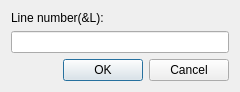
sharkpp/hspide, file hspide/jumpdialog.ui: the form before one commit.
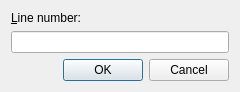
The form after the commit.

```diff
--- a/hspide/jumpdialog.ui
+++ b/hspide/jumpdialog.ui
@@ -32,7 +32,10 @@
       </sizepolicy>
      </property>
      <property name="text">
-      <string>Line number(&amp;L):</string>
+      <string>&amp;Line number:</string>
+     </property>
+     <property name="buddy">
+      <cstring>lineNumber</cstring>
      </property>
     </widget>
    </item>
```
